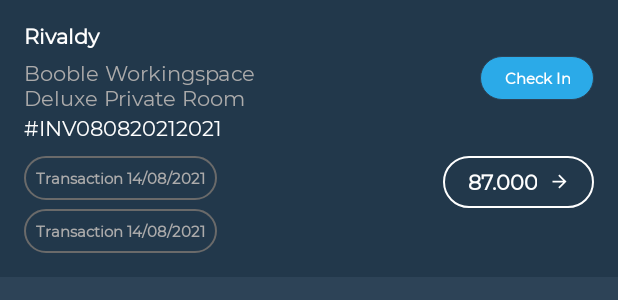
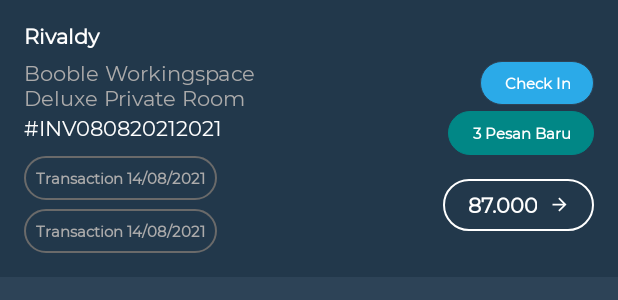
Before and after one commit to Boobleid/eazy-booking-mitra-android, an Android app: the layout row_item_booking_cancel.xml on its own in the app's theme, with its tools: preview values and no code run, on a phone screen of 412 x 824 dp. Shown: the top 300 px of the screen. Run offline under Robolectric (Android 15) with nearby library versions, the phone set to English and light mode, and no system bars.

Commit message:
add label new message in booking cancel list

```diff
--- a/app/src/main/java/com/booble/reservasi/mitra/ui/booking_cancel/BookingCancelAdapter.kt
+++ b/app/src/main/java/com/booble/reservasi/mitra/ui/booking_cancel/BookingCancelAdapter.kt
@@ -1,5 +1,6 @@
 package com.booble.reservasi.mitra.ui.booking_cancel
 
+import android.annotation.SuppressLint
 import android.view.LayoutInflater
 import android.view.View
 import android.view.ViewGroup
@@ -24,6 +25,7 @@ class BookingCancelAdapter(
 
     inner class ViewHolder(private val binding: RowItemBookingCancelBinding) :
         RecyclerView.ViewHolder(binding.root) {
+        @SuppressLint("SetTextI18n")
         fun bindItem(item: BookingCancelItem, position: Int) {
             binding.apply {
                 val invoice = root.context.getString(R.string.invoice_, item.invoice)
@@ -58,6 +60,11 @@ class BookingCancelAdapter(
                 if (item.tglConfirmBatal?.isNotEmpty() == true) {
                     binding.confirmDateTV.visibility = View.VISIBLE
                 } else binding.confirmDateTV.visibility = View.GONE
+
+                if ((item.pesanBelumDibaca ?: 0) > 0) {
+                    binding.newMessageTV.text = "${item.pesanBelumDibaca} Pesan Baru"
+                    binding.newMessageTV.visibility = View.VISIBLE
+                } else binding.newMessageTV.visibility = View.GONE
 
                 if (position % 2 == 0) root.setBackgroundColor(
                     ContextCompat.getColor(
--- a/app/src/main/res/layout/row_item_booking_cancel.xml
+++ b/app/src/main/res/layout/row_item_booking_cancel.xml
@@ -56,16 +56,16 @@
     <TextView
 
         android:id="@+id/invoiceTV"
-        android:layout_width="match_parent"
+        android:layout_width="0dp"
         android:layout_height="wrap_content"
         android:layout_marginStart="16dp"
         android:layout_marginTop="3dp"
-        android:layout_marginEnd="16dp"
+        android:layout_marginEnd="8dp"
         android:includeFontPadding="false"
         android:text="@string/dummy_invoice"
         android:textColor="@color/colorWhite"
         android:textSize="@dimen/size_14"
-        app:layout_constraintEnd_toEndOf="parent"
+        app:layout_constraintEnd_toStartOf="@+id/newMessageTV"
         app:layout_constraintStart_toStartOf="parent"
         app:layout_constraintTop_toBottomOf="@+id/facilityNameTV" />
 
@@ -120,9 +120,28 @@
         android:textColor="@color/colorWhite"
         android:textSize="@dimen/size_10"
         android:textStyle="bold"
-        app:layout_constraintBottom_toTopOf="@+id/priceTV"
         app:layout_constraintEnd_toEndOf="parent"
-        app:layout_constraintTop_toTopOf="parent" />
+        app:layout_constraintTop_toTopOf="@+id/locationNameTV" />
+
+    <TextView
+        android:id="@+id/newMessageTV"
+        android:layout_width="wrap_content"
+        android:layout_height="wrap_content"
+        android:layout_marginTop="4dp"
+        android:layout_marginEnd="16dp"
+        android:background="@drawable/bg_blue_r50"
+        android:backgroundTint="@color/teal_700"
+        android:gravity="center"
+        android:paddingStart="@dimen/space_16"
+        android:paddingTop="@dimen/space_8"
+        android:paddingEnd="@dimen/space_16"
+        android:paddingBottom="@dimen/space_8"
+        tools:text="3 Pesan Baru"
+        android:textColor="@color/colorWhite"
+        android:textSize="@dimen/size_10"
+        android:textStyle="bold"
+        app:layout_constraintEnd_toEndOf="parent"
+        app:layout_constraintTop_toBottomOf="@id/statusTV" />
 
     <TextView
         android:id="@+id/priceTV"
@@ -140,9 +159,8 @@
         android:textSize="@dimen/size_14"
         android:textStyle="bold"
         android:drawablePadding="@dimen/space_8"
-        app:layout_constraintBottom_toBottomOf="@+id/requestDateTV"
+        app:layout_constraintBottom_toBottomOf="@+id/confirmDateTV"
         app:layout_constraintEnd_toEndOf="parent"
         app:layout_constraintTop_toTopOf="@+id/requestDateTV"
-        app:drawableEndCompat="@drawable/ic_baseline_arrow_forward_16"
-        app:layout_constraintVertical_bias="0.0"/>
+        app:drawableEndCompat="@drawable/ic_baseline_arrow_forward_16"/>
 </androidx.constraintlayout.widget.ConstraintLayout>
```
